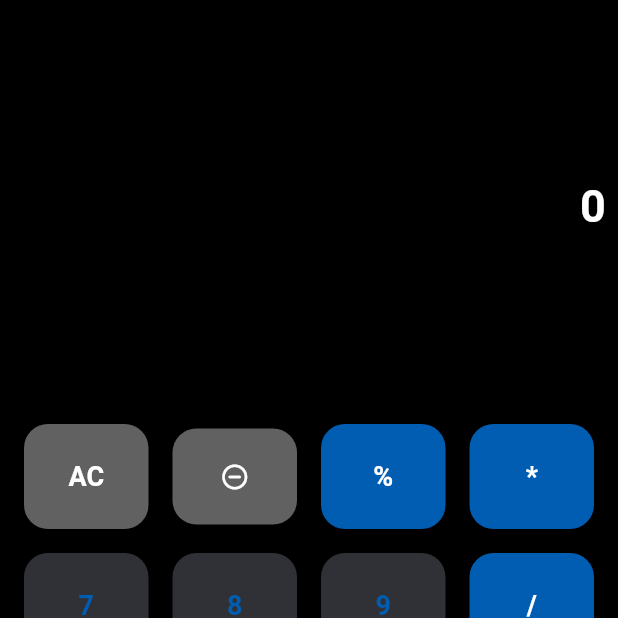
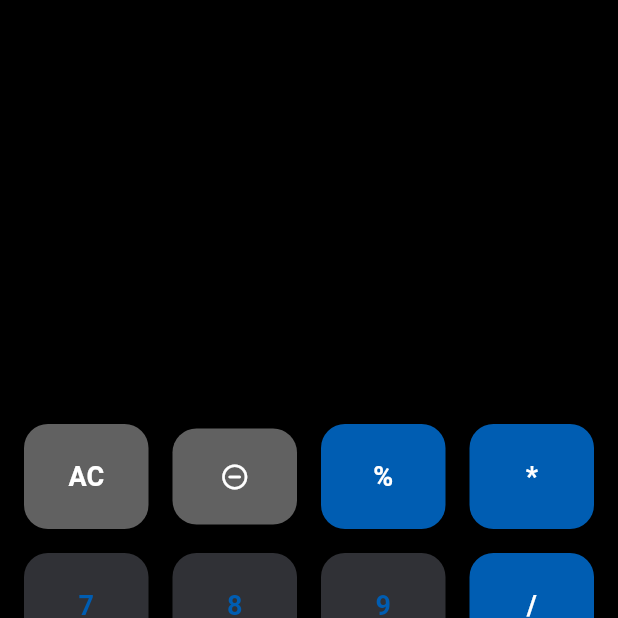
Before and after one commit to kareemezzat25/calculator, a Flutter app: the screen it shows after launch, item 2 of the bottom bar chosen, after a tap on the "remove circle outline" icon, on a phone screen of 412 x 824 dp, the top half of it. Run offline on Flutter 3.47's test engine with Material 3 defaults, Android fonts, the phone set to English and light mode, and no system bars.

Commit message:
remove last digit

```diff
--- a/lib/calculator.dart
+++ b/lib/calculator.dart
@@ -17,7 +17,7 @@ class _CalculatorScreenState extends State<CalculatorScreen> {
       child: Scaffold(
           backgroundColor: Colors.black,
           body: Padding(
-            padding: EdgeInsets.symmetric(horizontal: 8),
+            padding: const EdgeInsets.symmetric(horizontal: 8),
             child: Column(
               children: [
                 Expanded(
@@ -25,7 +25,7 @@ class _CalculatorScreenState extends State<CalculatorScreen> {
                   child: Container(
                       alignment: Alignment.centerRight,
                       child: Text(resultScreen,
-                          style: TextStyle(
+                          style: const TextStyle(
                               fontSize: 30,
                               fontWeight: FontWeight.bold,
                               color: Colors.white))),
@@ -38,35 +38,40 @@ class _CalculatorScreenState extends State<CalculatorScreen> {
                         children: [
                           Calcbutton(
                             title: "AC",
-                            colorButton: Color(0xFF616161),
+                            colorButton: const Color(0xFF616161),
                             colorTitle: Colors.white,
                             onclick: onAcButton,
                           ),
                           Expanded(
                               child: Container(
-                            margin: EdgeInsets.all(8),
+                            margin: const EdgeInsets.all(8),
                             child: ElevatedButton(
                               style: ElevatedButton.styleFrom(
-                                  backgroundColor: Color(0xFF616161),
+                                  backgroundColor: const Color(0xFF616161),
                                   foregroundColor: Colors.white,
-                                  padding: EdgeInsets.all(22),
+                                  padding: const EdgeInsets.all(22),
                                   shape: RoundedRectangleBorder(
                                       borderRadius: BorderRadius.circular(16))),
-                              onPressed: () {},
-                              child: Icon(Icons.remove_circle_outline_rounded,
+                              onPressed: () {
+                                resultScreen = resultScreen.substring(
+                                    0, resultScreen.length - 1);
+                                setState(() {});
+                              },
+                              child: const Icon(
+                                  Icons.remove_circle_outline_rounded,
                                   size: 20),
                             ),
                           )),
                           Calcbutton(
                             title: "%",
                             colorTitle: Colors.white,
-                            colorButton: Color(0xFF005DB2),
+                            colorButton: const Color(0xFF005DB2),
                             onclick: operatorClicked,
                           ),
                           Calcbutton(
                             title: "*",
                             colorTitle: Colors.white,
-                            colorButton: Color(0xFF005DB2),
+                            colorButton: const Color(0xFF005DB2),
                             onclick: operatorClicked,
                           )
                         ],
@@ -75,26 +80,26 @@ class _CalculatorScreenState extends State<CalculatorScreen> {
                         children: [
                           Calcbutton(
                             title: "7",
-                            colorButton: Color(0xFF303136),
-                            colorTitle: Color(0xFF005DB2),
+                            colorButton: const Color(0xFF303136),
+                            colorTitle: const Color(0xFF005DB2),
                             onclick: onButtonClicked,
                           ),
                           Calcbutton(
                             title: "8",
-                            colorButton: Color(0xFF303136),
-                            colorTitle: Color(0xFF005DB2),
+                            colorButton: const Color(0xFF303136),
+                            colorTitle: const Color(0xFF005DB2),
                             onclick: onButtonClicked,
                           ),
                           Calcbutton(
                             title: "9",
-                            colorButton: Color(0xFF303136),
-                            colorTitle: Color(0xFF005DB2),
+                            colorButton: const Color(0xFF303136),
+                            colorTitle: const Color(0xFF005DB2),
                             onclick: onButtonClicked,
                           ),
                           Calcbutton(
                             title: "/",
                             colorTitle: Colors.white,
-                            colorButton: Color(0xFF005DB2),
+                            colorButton: const Color(0xFF005DB2),
                             onclick: operatorClicked,
                           )
                         ],
@@ -103,26 +108,26 @@ class _CalculatorScreenState extends State<CalculatorScreen> {
                         children: [
                           Calcbutton(
                             title: "4",
-                            colorButton: Color(0xFF303136),
-                            colorTitle: Color(0xFF005DB2),
+                            colorButton: const Color(0xFF303136),
+                            colorTitle: const Color(0xFF005DB2),
                             onclick: onButtonClicked,
                           ),
                           Calcbutton(
                             title: "5",
-                            colorButton: Color(0xFF303136),
-                            colorTitle: Color(0xFF005DB2),
+                            colorButton: const Color(0xFF303136),
+                            colorTitle: const Color(0xFF005DB2),
                             onclick: onButtonClicked,
                           ),
                           Calcbutton(
                             title: "6",
-                            colorButton: Color(0xFF303136),
-                            colorTitle: Color(0xFF005DB2),
+                            colorButton: const Color(0xFF303136),
+                            colorTitle: const Color(0xFF005DB2),
                             onclick: onButtonClicked,
                           ),
                           Calcbutton(
                             title: "+",
                             colorTitle: Colors.white,
-                            colorButton: Color(0xFF005DB2),
+                            colorButton: const Color(0xFF005DB2),
                             onclick: operatorClicked,
                           )
                         ],
@@ -131,23 +136,23 @@ class _CalculatorScreenState extends State<CalculatorScreen> {
                         children: [
                           Calcbutton(
                               title: "1",
-                              colorButton: Color(0xFF303136),
-                              colorTitle: Color(0xFF005DB2),
+                              colorButton: const Color(0xFF303136),
+                              colorTitle: const Color(0xFF005DB2),
                               onclick: onButtonClicked),
                           Calcbutton(
                               title: "2",
-                              colorButton: Color(0xFF303136),
-                              colorTitle: Color(0xFF005DB2),
+                              colorButton: const Color(0xFF303136),
+                              colorTitle: const Color(0xFF005DB2),
                               onclick: onButtonClicked),
                           Calcbutton(
                               title: "3",
-                              colorButton: Color(0xFF303136),
-                              colorTitle: Color(0xFF005DB2),
+                              colorButton: const Color(0xFF303136),
+                              colorTitle: const Color(0xFF005DB2),
                               onclick: onButtonClicked),
                           Calcbutton(
                               title: "-",
                               colorTitle: Colors.white,
-                              colorButton: Color(0xFF005DB2),
+                              colorButton: const Color(0xFF005DB2),
                               onclick: operatorClicked)
                         ],
                       ),
@@ -155,23 +160,23 @@ class _CalculatorScreenState extends State<CalculatorScreen> {
                         children: [
                           Calcbutton(
                               title: "00",
-                              colorButton: Color(0xFF303136),
-                              colorTitle: Color(0xFF005DB2),
+                              colorButton: const Color(0xFF303136),
+                              colorTitle: const Color(0xFF005DB2),
                               onclick: onButtonClicked),
                           Calcbutton(
                               title: "0",
-                              colorButton: Color(0xFF303136),
-                              colorTitle: Color(0xFF005DB2),
+                              colorButton: const Color(0xFF303136),
+                              colorTitle: const Color(0xFF005DB2),
                               onclick: onButtonClicked),
                           Calcbutton(
                               title: ".",
-                              colorButton: Color(0xFF303136),
-                              colorTitle: Color(0xFF005DB2),
+                              colorButton: const Color(0xFF303136),
+                              colorTitle: const Color(0xFF005DB2),
                               onclick: onButtonClicked),
                           Calcbutton(
                               title: "=",
                               colorTitle: Colors.white,
-                              colorButton: Color(0xFF005DB2),
+                              colorButton: const Color(0xFF005DB2),
                               onclick: onEqualClicked)
                         ],
                       ),
@@ -248,4 +253,5 @@ class _CalculatorScreenState extends State<CalculatorScreen> {
     op = operator;
     setState(() {});
   }
+  //remove the end digit
 }
```
Also changed, not shown: pubspec.lock, 125 other files.
